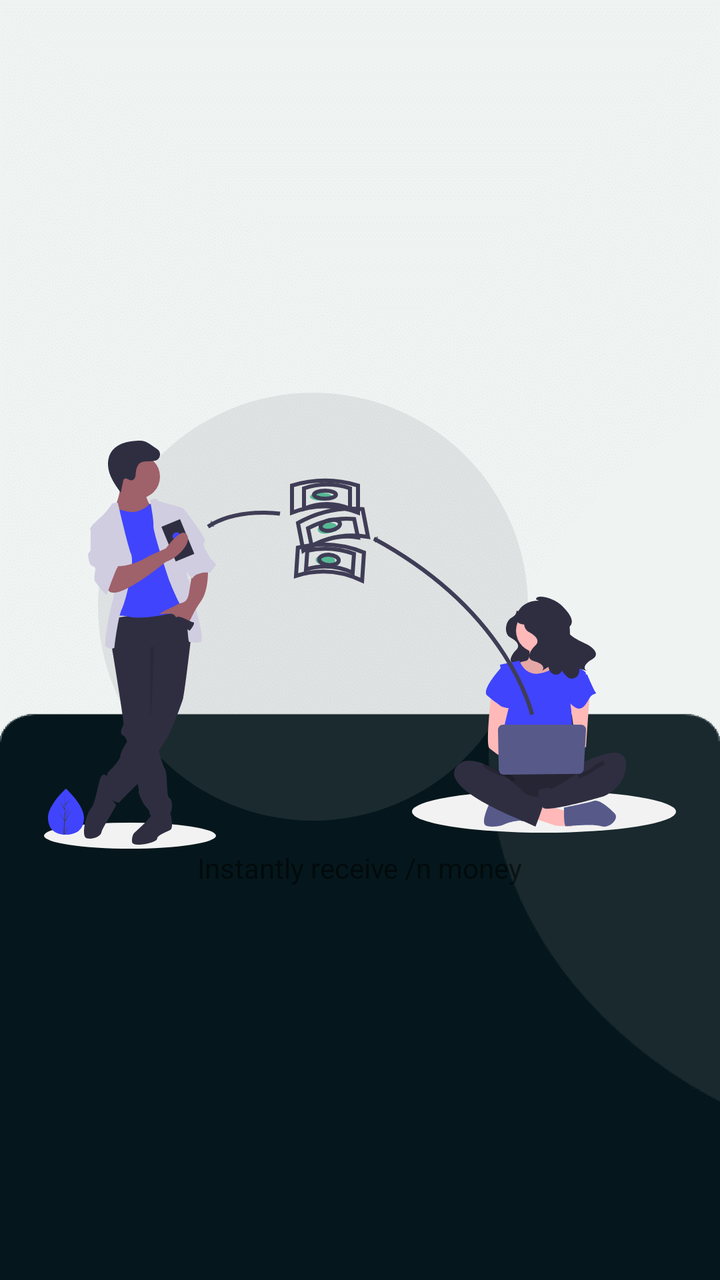
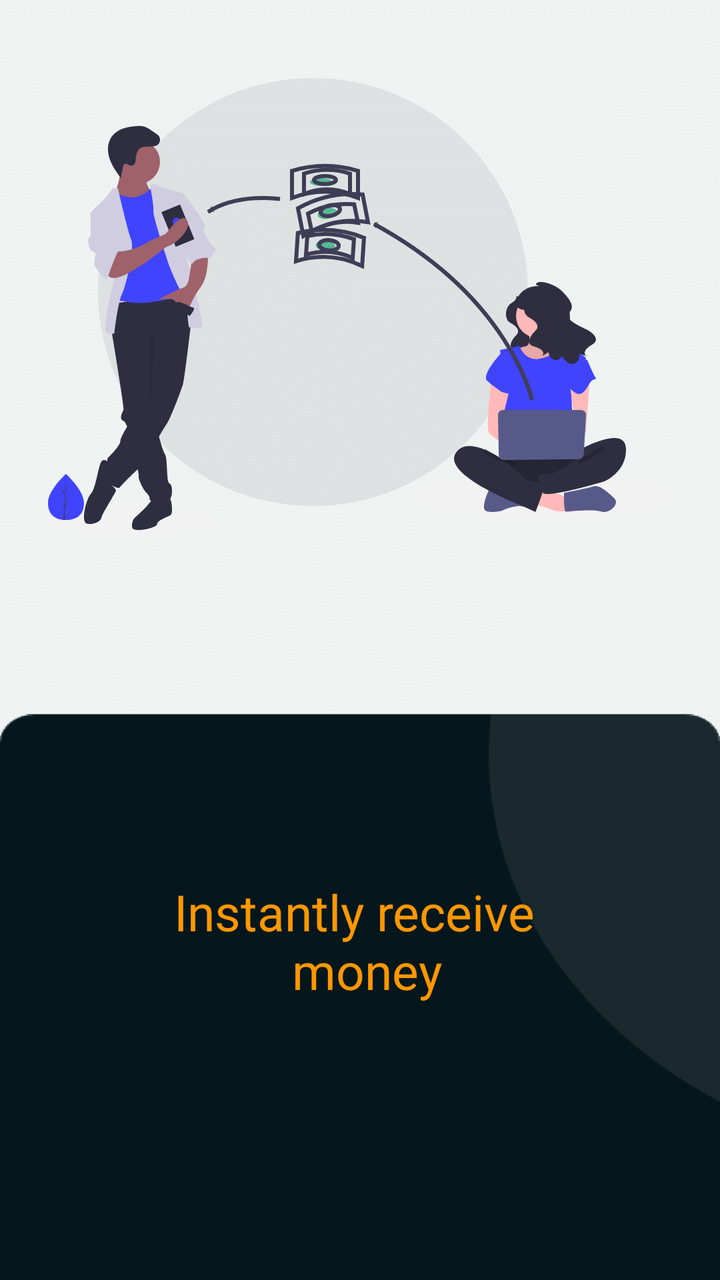

Two renders of the same Android screen: before a commit and after it. Below are the layout's source before the change and the commit's diff.
<!-- AndroidManifest.xml: application theme Theme.AndroidHomework -->
<!-- res/layout/activity_main2.xml -->
<?xml version="1.0" encoding="utf-8"?>
<LinearLayout xmlns:android="http://schemas.android.com/apk/res/android"
    xmlns:app="http://schemas.android.com/apk/res-auto"
    xmlns:tools="http://schemas.android.com/tools"
    android:id="@+id/main"
    android:layout_width="match_parent"
    android:layout_height="match_parent"
    android:orientation="vertical"
    android:background="@drawable/background_2"
    android:gravity="center"
    tools:context=".MainActivity2">

    <ImageView
        android:background="@drawable/transfer_money"
        android:layout_width="wrap_content"
        android:layout_height="wrap_content"/>

    <TextView
        android:text="Instantly receive /n money"
        android:layout_width="wrap_content"
        android:layout_height="wrap_content"/>


</LinearLayout>
<!-- resources referenced by this layout -->
<resources>
  <!-- drawable background_2: png bitmap (drawable-hdpi, 1473 bytes) -->
  <!-- drawable transfer_money: vector/xml drawable (drawable, 16413 chars, omitted) -->
  <style name="Theme.AndroidHomework" parent="Theme.MaterialComponents.DayNight.DarkActionBar">
          
          <item name="colorPrimary">@color/purple_500</item>
          <item name="colorPrimaryVariant">@color/purple_700</item>
          <item name="colorOnPrimary">@color/white</item>
          
          <item name="colorSecondary">@color/teal_200</item>
          <item name="colorSecondaryVariant">@color/teal_700</item>
          <item name="colorOnSecondary">@color/black</item>
          
          <item name="android:statusBarColor">?attr/colorPrimaryVariant</item>
          
      </style>
  <color name="purple_500">#FF6200EE</color>
  <color name="purple_700">#FF3700B3</color>
  <color name="white">#FFFFFFFF</color>
  <color name="teal_200">#FF03DAC5</color>
  <color name="teal_700">#FF018786</color>
  <color name="black">#FF000000</color>
</resources>

<!-- the commit's change to res/layout/activity_main2.xml (unified diff, before → after) -->
@@ -5,20 +5,45 @@
     android:id="@+id/main"
     android:layout_width="match_parent"
     android:layout_height="match_parent"
-    android:orientation="vertical"
     android:background="@drawable/background_2"
     android:gravity="center"
+    android:orientation="vertical"
     tools:context=".MainActivity2">
 
     <ImageView
-        android:background="@drawable/transfer_money"
+        android:layout_width="wrap_content"
+        android:layout_height="wrap_content"
+        android:layout_marginTop="50dp"
+        android:layout_marginBottom="172dp"
+        android:background="@drawable/transfer_money" />
+
+    <TextView
+        android:layout_width="wrap_content"
+        android:layout_height="wrap_content"
+        android:layout_marginBottom="55dp"
+        android:text="@string/instantly_receive_money"
+        android:textAlignment="center"
+        android:textColor="@color/darkorange"
+        android:textSize="25sp" />
+
+
+    <TextView
+        android:layout_width="wrap_content"
+        android:layout_height="wrap_content"
+        android:layout_marginBottom="68dp"
+        android:text="@string/apply_to_over_100_banks_and_after_a_n_few_minutes_you_will_receive_the_money_n_to_your_back_account"
+        android:textAlignment="center"
+        android:textColor="@color/white"
+        android:textSize="15sp" />
+
+    <TextView
+        android:text="@string/next"
+        android:textSize="15sp"
+        android:textColor="@color/darkorange"
+        android:layout_marginBottom="22dp"
+        android:layout_marginLeft="170dp"
+        android:layout_marginRight="27dp"
         android:layout_width="wrap_content"
         android:layout_height="wrap_content"/>
 
-    <TextView
-        android:text="Instantly receive /n money"
-        android:layout_width="wrap_content"
-        android:layout_height="wrap_content"/>
-
-
 </LinearLayout>
<!-- resource entries referenced after the edit -->
@@ -1,7 +1,11 @@
 <!-- resources referenced by this layout -->
 <resources>
+  <color name="darkorange">#FF9701</color>
   <!-- drawable background_2: png bitmap (drawable-hdpi, 1473 bytes) -->
   <!-- drawable transfer_money: vector/xml drawable (drawable, 16413 chars, omitted) -->
+  <string name="apply_to_over_100_banks_and_after_a_n_few_minutes_you_will_receive_the_money_n_to_your_back_account">Apply to over 100+ banks and after a \n few minutes you will receive the money \n to your back account.</string>
+  <string name="instantly_receive_money">Instantly receive \n money</string>
+  <string name="next">NEXT</string>
   <style name="Theme.AndroidHomework" parent="Theme.MaterialComponents.DayNight.DarkActionBar">
           
           <item name="colorPrimary">@color/purple_500</item>
